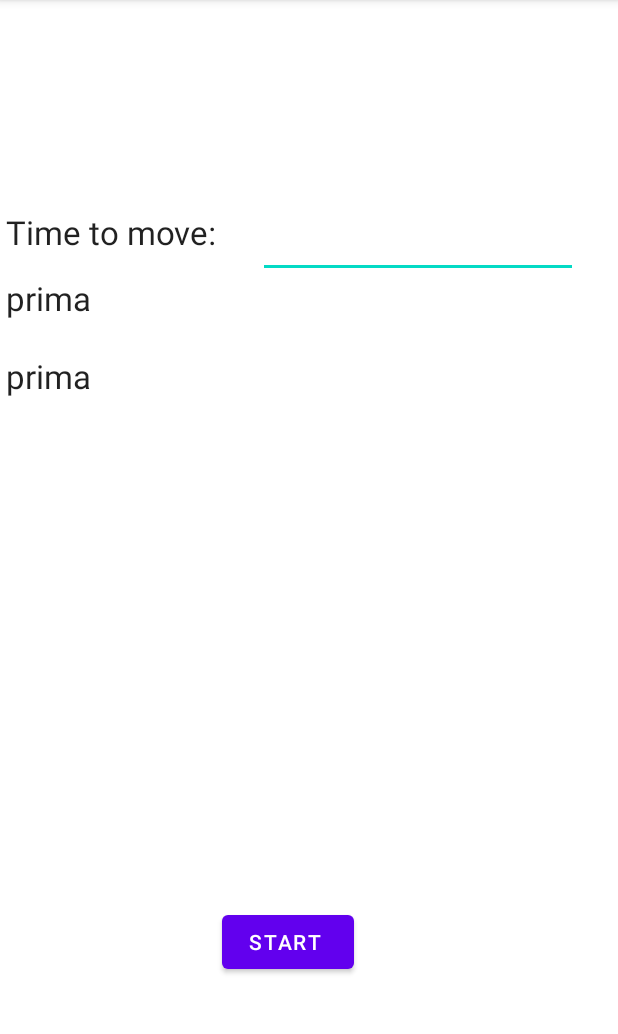
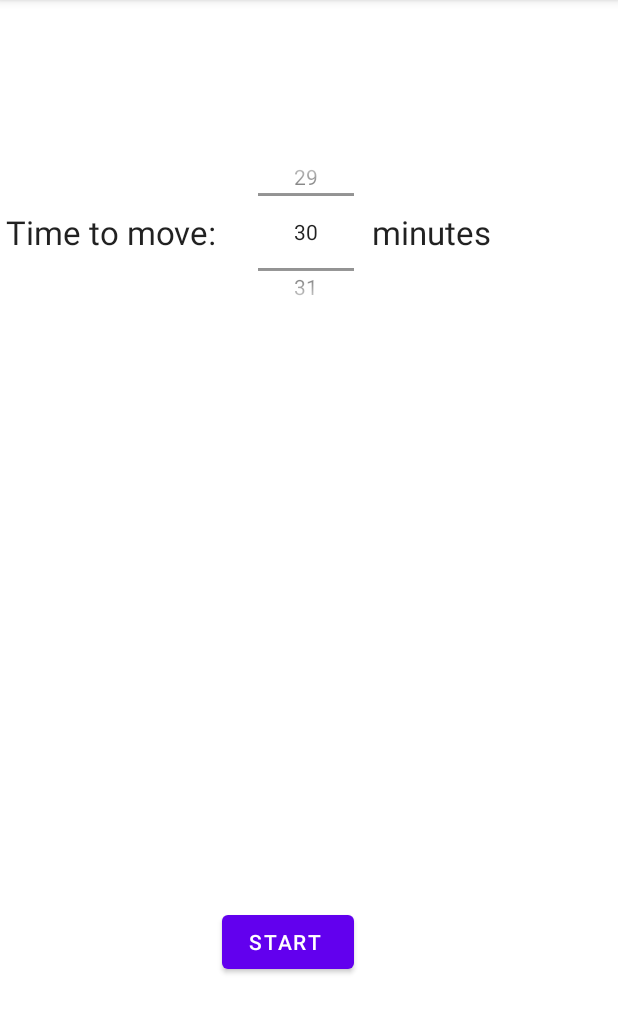
Before and after one commit to Giulio899/SDChessReferee, an Android app: the screen it shows after launch (MainActivity), on a phone screen of 412 x 824 dp, the part 84-1118 px from its top. Run offline under Robolectric (Android 15) with nearby library versions, the phone set to English and light mode, and no system bars; libraries missing offline, so code that uses them is left out: com.chaquo.python; 1 statement that could not run was skipped.

```diff
--- a/ChessReferee/app/src/main/java/com/example/chessrefereeapp/MainActivity.kt
+++ b/ChessReferee/app/src/main/java/com/example/chessrefereeapp/MainActivity.kt
@@ -5,6 +5,7 @@ import androidx.appcompat.app.AppCompatActivity
 import android.os.Bundle
 import android.view.View
 import android.widget.EditText
+import android.widget.NumberPicker
 import android.widget.TextView
 import com.chaquo.python.Python
 import com.chaquo.python.android.AndroidPlatform
@@ -15,6 +16,11 @@ class MainActivity : AppCompatActivity() {
     override fun onCreate(savedInstanceState: Bundle?) {
         super.onCreate(savedInstanceState)
         setContentView(R.layout.activity_main)
+
+        val numberPicker = findViewById<NumberPicker>(R.id.timePicker)
+        numberPicker.maxValue = 120
+        numberPicker.minValue = 0
+        numberPicker.value = 30
 
 
         if(!Python.isStarted()){
@@ -35,8 +41,8 @@ class MainActivity : AppCompatActivity() {
 
     fun startGame(view: View) {
         val intent = Intent(this, GameActivity::class.java)
-        val editTextTime=findViewById<EditText>(R.id.editTextTime)
-        intent.putExtra("EditTextTime",editTextTime.text.toString())
+        val editTextTime=findViewById<NumberPicker>(R.id.timePicker)
+        intent.putExtra("EditTextTime",editTextTime.value.toString())
         startActivity(intent)
     }
 }
--- a/ChessReferee/app/src/main/res/layout/activity_game.xml
+++ b/ChessReferee/app/src/main/res/layout/activity_game.xml
@@ -15,6 +15,7 @@
         app:layout_constraintStart_toStartOf="parent"
         app:layout_constraintTop_toTopOf="parent">
 
+
         <TextView
             android:id="@+id/textView_countdown_Black"
             android:layout_width="wrap_content"
@@ -26,7 +27,6 @@
             app:layout_constraintRight_toRightOf="parent"
             app:layout_constraintTop_toTopOf="parent"
             tools:text="TextView" />
-
 
         <TextView
             android:id="@+id/textView_countdown_White"
@@ -43,7 +43,7 @@
         <androidx.camera.view.PreviewView
             android:id="@+id/previewView"
             android:layout_width="match_parent"
-            android:layout_height="528dp"
+            android:layout_height="474dp"
             android:layout_weight="90">
 
 
--- a/ChessReferee/app/src/main/res/layout/activity_main.xml
+++ b/ChessReferee/app/src/main/res/layout/activity_main.xml
@@ -28,37 +28,24 @@
         app:layout_constraintStart_toStartOf="parent"
         app:layout_constraintTop_toTopOf="parent" />
 
+    <NumberPicker
+        android:id="@+id/timePicker"
+        android:layout_width="64dp"
+        android:layout_height="109dp"
+        android:layout_marginStart="172dp"
+        android:layout_marginTop="100dp"
+        app:layout_constraintStart_toStartOf="parent"
+        app:layout_constraintTop_toTopOf="parent" />
+
     <TextView
-        android:id="@+id/provapy"
+        android:id="@+id/minutes"
         android:layout_width="145dp"
         android:layout_height="34dp"
-        android:layout_marginStart="4dp"
-        android:layout_marginTop="184dp"
-        android:text="prima"
+        android:layout_marginStart="248dp"
+        android:layout_marginTop="140dp"
+        android:text="minutes"
         android:textAppearance="@style/TextAppearance.AppCompat.Large"
         app:layout_constraintStart_toStartOf="parent"
         app:layout_constraintTop_toTopOf="parent" />
 
-    <TextView
-        android:id="@+id/provapy2"
-        android:layout_width="145dp"
-        android:layout_height="34dp"
-        android:layout_marginStart="4dp"
-        android:layout_marginTop="236dp"
-        android:text="prima"
-        android:textAppearance="@style/TextAppearance.AppCompat.Large"
-        app:layout_constraintStart_toStartOf="parent"
-        app:layout_constraintTop_toTopOf="parent" />
-
-    <EditText
-        android:id="@+id/editTextTime"
-        android:layout_width="wrap_content"
-        android:layout_height="wrap_content"
-        android:layout_marginStart="172dp"
-        android:layout_marginTop="140dp"
-        android:ems="10"
-        android:inputType="time"
-        app:layout_constraintStart_toStartOf="parent"
-        app:layout_constraintTop_toTopOf="parent" />
-
 </androidx.constraintlayout.widget.ConstraintLayout>
```
Also changed, not shown: ChessReferee/app/src/main/java/com/example/chessrefereeapp/GameActivity.kt (+69 -10 lines), 1 other file.
